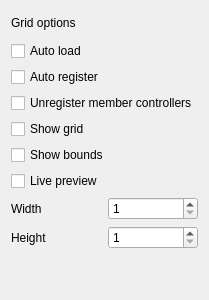
This is ui/GridOptions.ui in Fefedu973/OpenRGBVisualMapPlugin as Qt 5 draws it before an edit. The edited form follows.
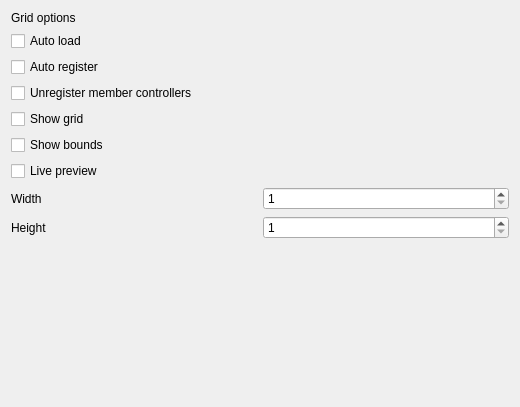
This is the edited form.

Commit message: Layout review

Diff of the .ui file:
```diff
--- a/ui/GridOptions.ui
+++ b/ui/GridOptions.ui
@@ -6,8 +6,8 @@
    <rect>
     <x>0</x>
     <y>0</y>
-    <width>200</width>
-    <height>300</height>
+    <width>520</width>
+    <height>407</height>
    </rect>
   </property>
   <property name="sizePolicy">
@@ -21,70 +21,15 @@
   </property>
   <layout class="QGridLayout" name="gridLayout_4">
    <item row="0" column="0">
-    <layout class="QGridLayout" name="gridLayout" rowstretch="1,1,1,1,1,1,0,0,0,0">
-     <item row="8" column="0">
-      <layout class="QGridLayout" name="gridLayout_3">
-       <item row="0" column="0">
-        <widget class="QLabel" name="height">
-         <property name="text">
-          <string>Height</string>
-         </property>
-        </widget>
-       </item>
-       <item row="0" column="1">
-        <widget class="QSpinBox" name="h_spinBox">
-         <property name="minimum">
-          <number>1</number>
-         </property>
-         <property name="maximum">
-          <number>1024</number>
-         </property>
-         <property name="singleStep">
-          <number>1</number>
-         </property>
-        </widget>
-       </item>
-      </layout>
-     </item>
-     <item row="0" column="0">
-      <widget class="QLabel" name="label">
-       <property name="text">
-        <string>Grid options</string>
-       </property>
-      </widget>
-     </item>
-     <item row="7" column="0">
-      <layout class="QGridLayout" name="gridLayout_2">
-       <item row="0" column="0">
-        <widget class="QLabel" name="width">
-         <property name="text">
-          <string>Width</string>
-         </property>
-        </widget>
-       </item>
-       <item row="0" column="1">
-        <widget class="QSpinBox" name="w_spinBox">
-         <property name="minimum">
-          <number>1</number>
-         </property>
-         <property name="maximum">
-          <number>1024</number>
-         </property>
-         <property name="singleStep">
-          <number>1</number>
-         </property>
-        </widget>
-       </item>
-      </layout>
-     </item>
-     <item row="2" column="0">
+    <layout class="QGridLayout" name="gridLayout" rowstretch="0,0,0,0,0,0,0,0,0,0">
+     <item row="2" column="0" colspan="2">
       <widget class="QCheckBox" name="auto_register_checkBox">
        <property name="text">
         <string>Auto register</string>
        </property>
       </widget>
      </item>
-     <item row="9" column="0">
+     <item row="9" column="0" colspan="2">
       <spacer name="verticalSpacer">
        <property name="orientation">
         <enum>Qt::Vertical</enum>
@@ -97,41 +42,88 @@
        </property>
       </spacer>
      </item>
-     <item row="5" column="0">
+     <item row="0" column="0" colspan="2">
+      <widget class="QLabel" name="label">
+       <property name="text">
+        <string>Grid options</string>
+       </property>
+      </widget>
+     </item>
+     <item row="7" column="1">
+      <widget class="QSpinBox" name="w_spinBox">
+       <property name="minimum">
+        <number>1</number>
+       </property>
+       <property name="maximum">
+        <number>1024</number>
+       </property>
+       <property name="singleStep">
+        <number>1</number>
+       </property>
+      </widget>
+     </item>
+     <item row="8" column="0">
+      <widget class="QLabel" name="height">
+       <property name="text">
+        <string>Height</string>
+       </property>
+      </widget>
+     </item>
+     <item row="5" column="0" colspan="2">
       <widget class="QCheckBox" name="bounds_checkBox">
        <property name="text">
         <string>Show bounds</string>
        </property>
       </widget>
      </item>
-     <item row="1" column="0">
-      <widget class="QCheckBox" name="auto_load_checkBox">
-       <property name="text">
-        <string>Auto load</string>
-       </property>
-      </widget>
-     </item>
-     <item row="4" column="0">
+     <item row="4" column="0" colspan="2">
       <widget class="QCheckBox" name="grid_checkBox">
        <property name="text">
         <string>Show grid</string>
        </property>
       </widget>
      </item>
-     <item row="6" column="0">
-      <widget class="QCheckBox" name="live_preview_checkBox">
+     <item row="8" column="1">
+      <widget class="QSpinBox" name="h_spinBox">
+       <property name="minimum">
+        <number>1</number>
+       </property>
+       <property name="maximum">
+        <number>1024</number>
+       </property>
+       <property name="singleStep">
+        <number>1</number>
+       </property>
+      </widget>
+     </item>
+     <item row="1" column="0" colspan="2">
+      <widget class="QCheckBox" name="auto_load_checkBox">
        <property name="text">
-        <string>Live preview</string>
+        <string>Auto load</string>
        </property>
       </widget>
      </item>
-     <item row="3" column="0">
+     <item row="3" column="0" colspan="2">
       <widget class="QCheckBox" name="unregister_members_checkBox">
        <property name="text">
         <string>Unregister member controllers</string>
        </property>
       </widget>
      </item>
+     <item row="6" column="0" colspan="2">
+      <widget class="QCheckBox" name="live_preview_checkBox">
+       <property name="text">
+        <string>Live preview</string>
+       </property>
+      </widget>
+     </item>
+     <item row="7" column="0">
+      <widget class="QLabel" name="width">
+       <property name="text">
+        <string>Width</string>
+       </property>
+      </widget>
+     </item>
     </layout>
    </item>
   </layout>
```
The commit also changes 2 other files.
